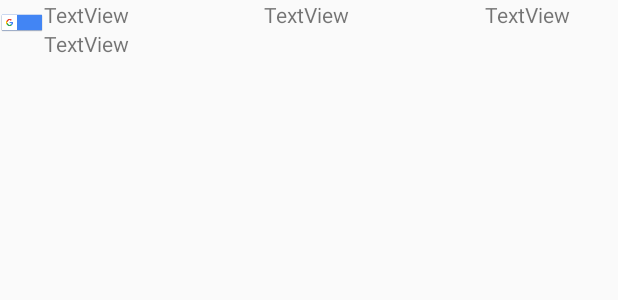
After one commit to AleksandarMironov/MoneyIO, an Android app: the layout recycler_histoy_row.xml on its own in the app's theme, with its tools: preview values and no code run, on a phone screen of 412 x 824 dp. The commit adds this screen. Shown: the top 300 px of the screen. Run offline under Robolectric (Android 15) with nearby library versions, the phone set to English and light mode, and no system bars.

Commit message:
Added recycler to history fragment

```diff
--- a/MoneyIO/app/src/main/res/layout/fragment_datahistory.xml
+++ b/MoneyIO/app/src/main/res/layout/fragment_datahistory.xml
@@ -3,4 +3,10 @@
     android:orientation="vertical" android:layout_width="match_parent"
     android:layout_height="match_parent">
 
+    <android.support.v7.widget.RecyclerView
+        android:id="@+id/history_recycler_view"
+        android:layout_width="match_parent"
+        android:layout_height="match_parent">
+    </android.support.v7.widget.RecyclerView>
+
 </LinearLayout>
--- /dev/null
+++ b/MoneyIO/app/src/main/res/layout/recycler_histoy_row.xml
@@ -0,0 +1,53 @@
+<?xml version="1.0" encoding="utf-8"?>
+<LinearLayout xmlns:android="http://schemas.android.com/apk/res/android"
+    android:layout_width="match_parent"
+    android:layout_height="wrap_content"
+    android:orientation="horizontal">
+
+
+    <ImageView
+        android:id="@+id/row_history_img"
+        android:layout_width="0dp"
+        android:layout_weight="1"
+        android:layout_height="30dp"
+        android:src="@drawable/common_google_signin_btn_text_dark"/>
+    <LinearLayout
+        android:layout_width="0dp"
+        android:layout_height="wrap_content"
+        android:layout_weight="10"
+        android:orientation="vertical">
+
+        <LinearLayout
+            android:layout_width="match_parent"
+            android:layout_height="0dp"
+            android:layout_weight="1"
+            android:orientation="horizontal">
+
+         <TextView
+             android:id="@+id/row_history_type"
+             android:layout_width="0dp"
+             android:layout_weight="1"
+             android:layout_height="match_parent"
+             android:text="TextView" />
+
+        <TextView
+            android:id="@+id/row_history_date"
+            android:layout_width="0dp"
+            android:layout_weight="1"
+            android:layout_height="match_parent"
+            android:text="TextView" />
+        </LinearLayout>
+        <TextView
+            android:id="@+id/row_history_comment"
+            android:layout_width="match_parent"
+            android:layout_weight="1"
+            android:layout_height="0dp"
+            android:text="TextView" />
+    </LinearLayout>
+    <TextView
+        android:id="@+id/row_history_price"
+        android:layout_width="0dp"
+        android:layout_weight="3"
+        android:layout_height="match_parent"
+        android:text="TextView" />
+</LinearLayout>
```
Also changed, not shown: MoneyIO/app/src/main/java/io/money/moneyio/fragments/Fragment_DataHistory.java (+11 -0 lines), MoneyIO/app/src/main/java/io/money/moneyio/model/HistoryRecyslerViewAdapter.java (added, +68 -0 lines).
